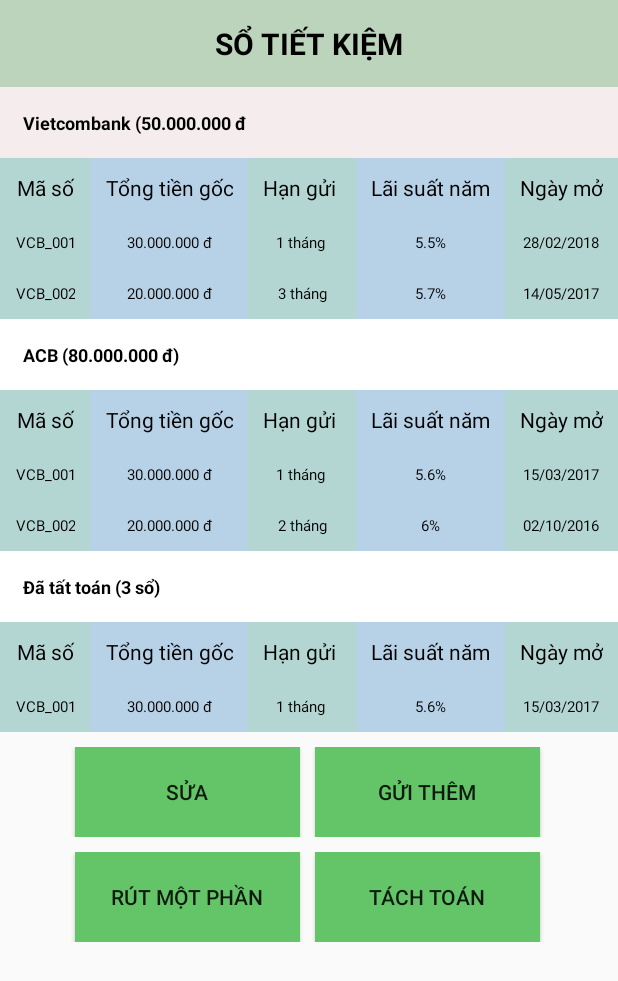
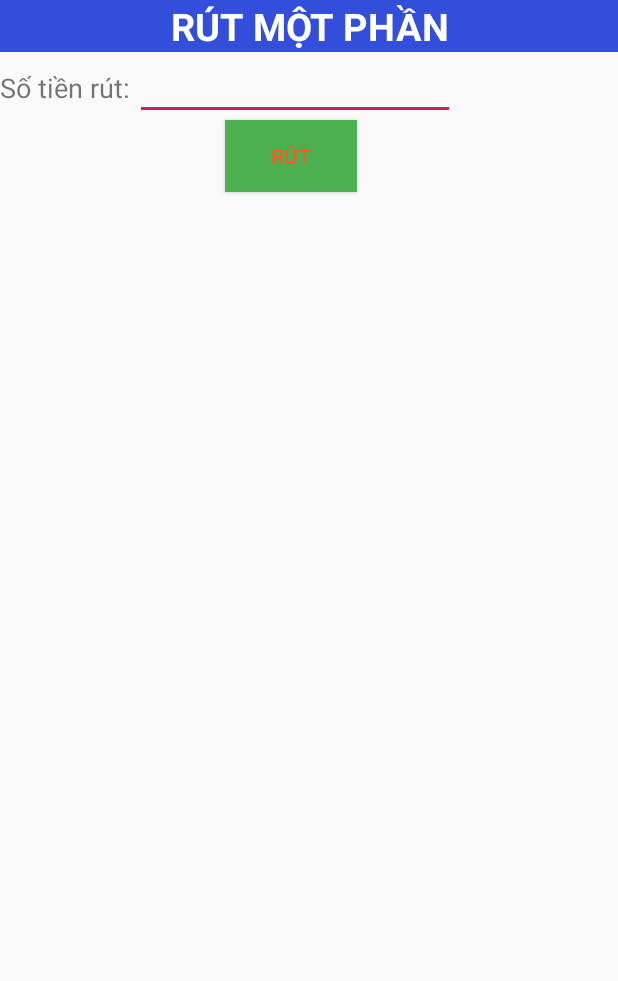
Before and after one commit to ryker103/SoTietKiem, an Android app: the DSSTKActivity screen opened directly, with no data from a screen before it, after a tap on "RÚT MỘT PHẦN", on a phone screen of 412 x 824 dp. Shown: the top 981 px of the screen. Run offline under Robolectric (Android 15) with nearby library versions, the phone set to English and light mode, and no system bars.

Commit message:
them 2 chuc nang RutMotPhan va ThemSTK

```diff
--- a/app/src/main/java/com/example/sotietkiem/DSSTKActivity.java
+++ b/app/src/main/java/com/example/sotietkiem/DSSTKActivity.java
@@ -2,13 +2,32 @@ package com.example.sotietkiem;
 
 import androidx.appcompat.app.AppCompatActivity;
 
+import android.content.Intent;
 import android.os.Bundle;
+import android.view.View;
+import android.widget.Button;
 
 public class DSSTKActivity extends AppCompatActivity {
 
+    Button btnThemSTK;
     @Override
     protected void onCreate(Bundle savedInstanceState) {
         super.onCreate(savedInstanceState);
         setContentView(R.layout.activity_dsstk);
+
+        btnThemSTK = findViewById(R.id.btnThemSTK);
+
+    }
+
+    public void themstk(View View)
+    {
+        Intent intent = new Intent(DSSTKActivity.this, ThemSTK.class);
+        startActivity(intent);
+    }
+
+    public void rutmotphan(View View)
+    {
+        Intent intent = new Intent(DSSTKActivity.this, RutMotPhan.class);
+        startActivity(intent);
     }
 }
--- a/app/src/main/java/com/example/sotietkiem/DangKyActivity.java
+++ b/app/src/main/java/com/example/sotietkiem/DangKyActivity.java
@@ -59,7 +59,7 @@ public class DangKyActivity extends AppCompatActivity {
                     setResult(101, intent);
                     finish();
                     /*Intent intent1 = new Intent(DangKyActivity.class, DangNhapActivity.class);*/
-                    Toast.makeText(DangKyActivity.this, "Registered !!!" + intent.getStringExtra("name") + " " + intent.getStringExtra("pass"), Toast.LENGTH_SHORT).show();
+                   /* Toast.makeText(DangKyActivity.this, "Registered !!!" + intent.getStringExtra("name") + " " + intent.getStringExtra("pass"), Toast.LENGTH_SHORT).show();*/
                     startActivity(intent);
                 }
             }
--- /dev/null
+++ b/app/src/main/java/com/example/sotietkiem/RutMotPhan.java
@@ -0,0 +1,14 @@
+package com.example.sotietkiem;
+
+import androidx.appcompat.app.AppCompatActivity;
+
+import android.os.Bundle;
+
+public class RutMotPhan extends AppCompatActivity {
+
+    @Override
+    protected void onCreate(Bundle savedInstanceState) {
+        super.onCreate(savedInstanceState);
+        setContentView(R.layout.activity_rut_mot_phan);
+    }
+}
--- a/app/src/main/res/layout/activity_dsstk.xml
+++ b/app/src/main/res/layout/activity_dsstk.xml
@@ -384,7 +384,7 @@
 
     //ROW
     <TableRow
-        android:id="@+id/tableRow9"
+        android:id="@+id/tableRow11"
         android:layout_height="wrap_content"
         android:layout_width="match_parent">
 
@@ -442,7 +442,7 @@
             android:layout_height="60dp"
             android:layout_marginRight="10dp"
             android:layout_marginLeft="50dp"
-            android:onClick="guithem"
+            android:onClick="sua"
             android:text="SỬA"
             android:background="#64C468"
             android:shadowColor="#111"
@@ -468,24 +468,35 @@
 
         <Button
             android:id="@+id/btnRutMotPhan"
-            android:layout_width="150dp"
+            android:layout_width="wrap_content"
             android:layout_height="60dp"
+            android:layout_marginLeft="50dp"
             android:layout_marginRight="10dp"
-            android:layout_marginLeft="50dp"
-            android:onClick="guithem"
+            android:background="#64C468"
+            android:onClick="rutmotphan"
+            android:shadowColor="#111"
             android:text="RÚT MỘT PHẦN"
-            android:background="#64C468"
-            android:shadowColor="#111"
             tools:ignore="OnClick" />
         <Button
             android:id="@+id/btnTachToan"
-            android:layout_width="150dp"
+            android:layout_width="100dp"
             android:layout_height="60dp"
             android:background="#64C468"
             android:shadowColor="#111"
             android:layout_marginRight="10dp"
-            android:onClick="guithem"
+            android:onClick="tachtoan"
             android:text="TÁCH TOÁN"
+            tools:ignore="OnClick" />
+
+        <Button
+            android:id="@+id/btnThemSTK"
+            android:layout_width="100dp"
+            android:layout_height="60dp"
+            android:background="#64C468"
+            android:shadowColor="#111"
+            android:layout_marginRight="10dp"
+            android:onClick="themstk"
+            android:text="THÊM STK"
             tools:ignore="OnClick" />
 
     </LinearLayout>
--- /dev/null
+++ b/app/src/main/res/layout/activity_rut_mot_phan.xml
@@ -0,0 +1,74 @@
+<?xml version="1.0" encoding="utf-8"?>
+<LinearLayout xmlns:android="http://schemas.android.com/apk/res/android"
+    xmlns:app="http://schemas.android.com/apk/res-auto"
+    xmlns:tools="http://schemas.android.com/tools"
+    android:layout_width="match_parent"
+    android:layout_height="match_parent"
+    android:orientation="vertical"
+    tools:context=".RutMotPhan">
+
+
+    <TextView
+        android:id="@+id/textView3"
+        android:textStyle="bold"
+        android:textSize="25dp"
+        android:gravity="center"
+        android:background="#324EDB"
+        android:textColor="#FFFFFF"
+        android:layout_width="match_parent"
+        android:layout_height="wrap_content"
+        android:text="RÚT MỘT PHẦN" />
+
+    <LinearLayout
+        android:layout_width="match_parent"
+        android:layout_height="match_parent"
+        android:orientation="horizontal">
+
+
+        <LinearLayout
+            android:layout_width="90dp"
+            android:layout_height="200dp"
+            android:orientation="horizontal">
+
+            <TextView
+                android:id="@+id/textView4"
+                android:layout_marginTop="11dp"
+                android:layout_width="wrap_content"
+                android:layout_height="wrap_content"
+                android:textSize="18dp"
+                android:text="Số tiền rút:" />
+
+
+        </LinearLayout>
+
+        <LinearLayout
+            android:layout_width="300dp"
+            android:layout_height="200dp"
+            android:orientation="vertical">
+
+
+            <EditText
+                android:id="@+id/editText2"
+                android:layout_width="wrap_content"
+                android:layout_height="wrap_content"
+
+                android:ems="10"
+                android:inputType="textPersonName" />
+
+            <Button
+                android:id="@+id/button3"
+                android:layout_width="wrap_content"
+                android:layout_height="wrap_content"
+                android:text="RÚT"
+                android:textColor="#FF5722"
+                android:layout_marginLeft="60dp"
+                android:background="#4CAF50"/>
+
+
+        </LinearLayout>
+
+    </LinearLayout>
+
+
+
+</LinearLayout>
```
Also changed, not shown: app/src/main/AndroidManifest.xml (+6 -2 lines), app/src/main/java/com/example/sotietkiem/DangNhapActivity.java (+17 -2 lines), app/src/main/java/com/example/sotietkiem/SuaSTK.java (added, +14 -0 lines), app/src/main/java/com/example/sotietkiem/ThemSTK.java (added, +14 -0 lines), app/src/main/res/layout/activity_sua_stk.xml (added, +122 -0 lines), app/src/main/res/layout/activity_them_stk.xml (added, +126 -0 lines).
